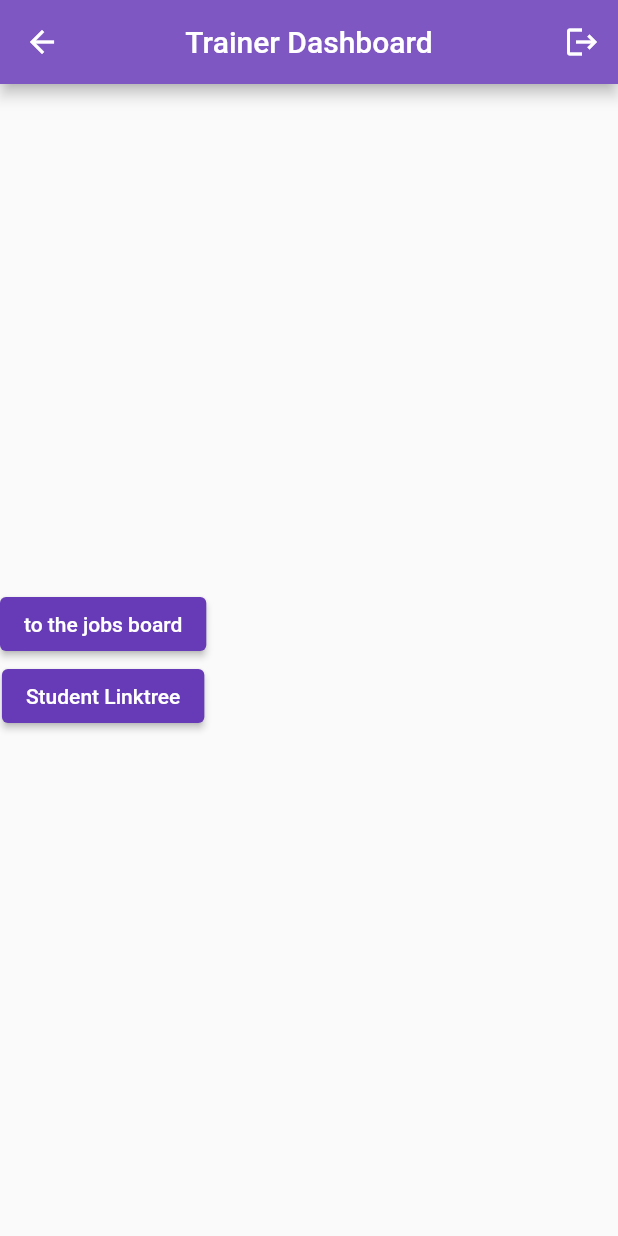
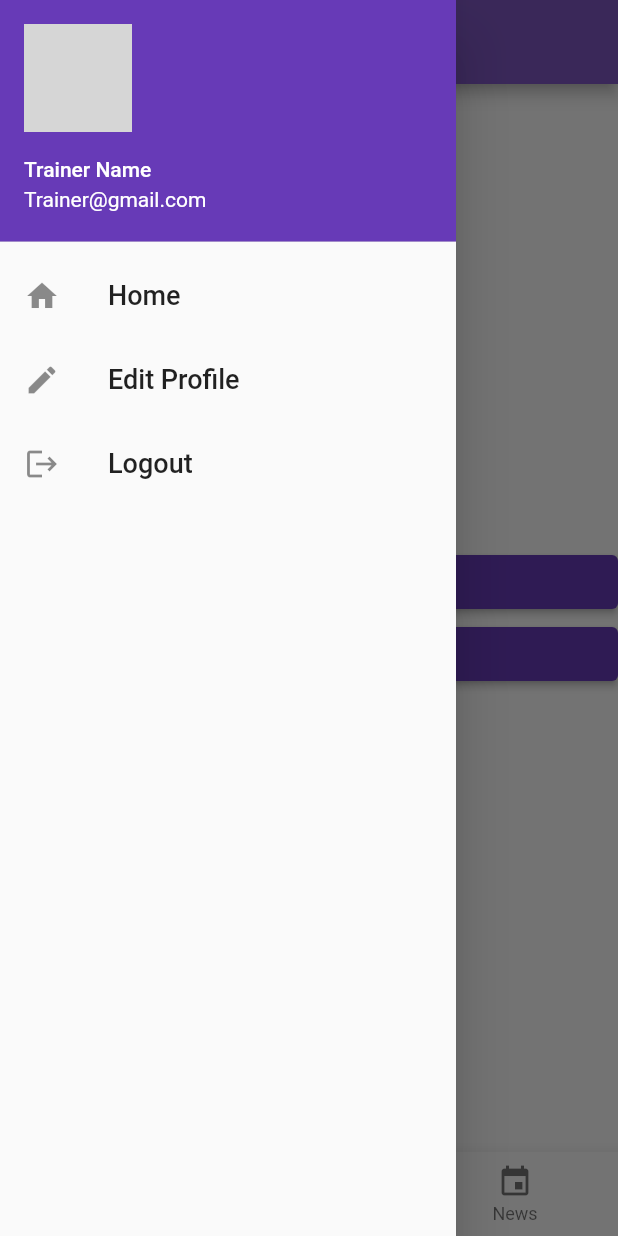
Before and after one commit to hooshyar/wecode_21_22_3_2, a Flutter app: the TrainersScreenView screen opened by its route, with the side drawer open (before the commit the screen has no drawer), on a phone screen of 412 x 824 dp. Run offline on Flutter 3.47's test engine with Material 2 defaults, Android fonts, the phone set to English and light mode, and no system bars; our stand-ins replace cloud_firestore, firebase_auth, firebase_core, firebase_storage, font_awesome_flutter, google_fonts and 1 more; accounts and stored records are empty; network calls fail; grey boxes are pictures that could not be loaded.

Commit message:
create Student dashboard screen

```diff
--- /dev/null
+++ b/lib/src/student_screen/student_dashboard_screen.dart
@@ -0,0 +1,130 @@
+import 'package:flutter/material.dart';
+import 'package:wecode_2021/src/jobs_screen/jobs_board_screen.dart';
+import 'package:wecode_2021/src/profile_screens/create_profile_screen.dart';
+import 'package:wecode_2021/src/student_screen/news_student_screen.dart';
+import 'package:wecode_2021/src/student_screen/student_linktree_view.dart';
+
+class StudentDashboardScreen extends StatefulWidget {
+  const StudentDashboardScreen({ Key? key }) : super(key: key);
+
+  @override
+  _StudentDashboardScreenState createState() => _StudentDashboardScreenState();
+}
+
+class _StudentDashboardScreenState extends State<StudentDashboardScreen> {
+  @override
+  Widget build(BuildContext context) {
+    return Scaffold(
+      appBar: AppBar(
+        title: Text('Student Dashboard'),
+        centerTitle: true,
+        backgroundColor: Colors.deepPurple[400],
+
+      ),
+
+      drawer: Drawer(
+        child:ListView(
+          children:[
+            UserAccountsDrawerHeader(
+              currentAccountPicture: new CircleAvatar(
+                backgroundImage: NetworkImage("https://images.unsplash.com/photo-1551847812-f815b31ae67c?ixlib=rb-1.2.1&ixid=MnwxMjA3fDB8MHxwaG90by1wYWdlfHx8fGVufDB8fHx8&auto=format&fit=crop&w=464&q=80"),
+              ),
+              accountName: Text("Student Name"),
+              accountEmail: Text("Student@gmail.com"),
+              decoration:BoxDecoration(
+                color: Colors.deepPurple,
+              ) ,
+              ),
+              ListTile(
+                title: Text("Home"),
+                leading: Icon(Icons.home),
+
+                onTap:(){} ,
+              ),
+              ListTile(
+                title: Text("Edit Profile"),
+                leading: Icon(Icons.edit),
+
+                onTap:(){
+                  Navigator.push(
+                  context,
+                  MaterialPageRoute(
+                    builder: (context) => CreateProfileScreen(),
+                  ),
+                );
+
+                } ,
+              ),
+              ListTile(
+                title: Text("Logout"),
+                leading: Icon(Icons.logout),
+
+                onTap:(){} ,
+              )
+          ]
+        ) ,
+      ),
+      body: Column(
+        mainAxisAlignment: MainAxisAlignment.center,
+        crossAxisAlignment: CrossAxisAlignment.stretch,
+
+        children: [
+          ElevatedButton(
+              onPressed: () {
+                Navigator.push(
+                  context,
+                  MaterialPageRoute(
+                    builder: (context) => job_screen(),
+                  ),
+                );
+              },
+              child: Text('to the jobs board'),
+
+              style: ElevatedButton.styleFrom(
+                primary: Colors.deepPurple,
+              ),
+              ),
+
+              ElevatedButton(
+              onPressed: () {
+                Navigator.push(
+                  context,
+                  MaterialPageRoute(
+                    builder: (context) => NewsStudentScreen(generalUser: null,),
+                  ),
+                );
+              },
+              child: Text('Student News'),
+
+              style: ElevatedButton.styleFrom(
+                primary: Colors.deepPurple,
+              ),
+              ),
+
+        ]
+    ),
+
+     bottomNavigationBar: BottomNavigationBar(
+
+        items: const <BottomNavigationBarItem>[
+          BottomNavigationBarItem(
+            icon: Icon(Icons.list),
+            label: 'List',
+            backgroundColor: Colors.red,
+          ),
+          BottomNavigationBarItem(
+            icon: Icon(Icons.favorite),
+            label: 'Fav',
+            backgroundColor: Colors.green,
+          ),
+
+          BottomNavigationBarItem(
+            icon: Icon(Icons.event),
+            label: 'News',
+            backgroundColor: Colors.green,
+          ),
+        ],
+      ),
+    );
+  }
+}
--- /dev/null
+++ b/lib/src/trainers_screen/trainers_dashboard_screen_view.dart
@@ -0,0 +1,142 @@
+import 'package:cloud_firestore/cloud_firestore.dart';
+import 'package:flutter/material.dart';
+import 'package:font_awesome_flutter/font_awesome_flutter.dart';
+import 'package:provider/provider.dart';
+import 'package:wecode_2021/src/data_models/general_user.dart';
+import 'package:wecode_2021/src/jobs_screen/jobs_board_screen.dart';
+import 'package:wecode_2021/src/profile_screens/create_profile_screen.dart';
+import 'package:wecode_2021/src/services/auth_service.dart';
+import 'package:wecode_2021/src/services/firestore_service.dart';
+import 'package:wecode_2021/src/student_screen/student_linktree_view.dart';
+import 'package:wecode_2021/src/student_screen/news_student_screen.dart';
+
+class TrainersScreenView extends StatefulWidget {
+  TrainersScreenView({Key? key}) : super(key: key);
+
+  @override
+  State<TrainersScreenView> createState() => _TrainersScreenViewState();
+}
+
+class _TrainersScreenViewState extends State<TrainersScreenView> {
+  @override
+
+
+  @override
+  Widget build(BuildContext context) {
+    return Scaffold(
+      appBar: AppBar(
+        title: Text('Trainer Dashboard'),
+        centerTitle: true,
+        backgroundColor: Colors.deepPurple[400],
+
+      ),
+
+      drawer: Drawer(
+        child:ListView(
+          children:[
+            UserAccountsDrawerHeader(
+              currentAccountPicture: new CircleAvatar(
+                backgroundImage: NetworkImage("https://images.unsplash.com/photo-1551847812-f815b31ae67c?ixlib=rb-1.2.1&ixid=MnwxMjA3fDB8MHxwaG90by1wYWdlfHx8fGVufDB8fHx8&auto=format&fit=crop&w=464&q=80"),
+              ),
+              accountName: Text("Trainer Name"),
+              accountEmail: Text("Trainer@gmail.com"),
+              decoration:BoxDecoration(
+                color: Colors.deepPurple,
+              ) ,
+              ),
+              ListTile(
+                title: Text("Home"),
+                leading: Icon(Icons.home),
+
+                onTap:(){} ,
+              ),
+              ListTile(
+                title: Text("Edit Profile"),
+                leading: Icon(Icons.edit),
+
+                onTap:(){
+                  Navigator.push(
+                  context,
+                  MaterialPageRoute(
+                    builder: (context) => CreateProfileScreen(),
+                  ),
+                );
+
+                } ,
+              ),
+              ListTile(
+                title: Text("Logout"),
+                leading: Icon(Icons.logout),
+
+                onTap:(){
+                     Provider.of<AuthService>(context, listen: false).logOut();
+                } ,
+              )
+          ]
+        ) ,
+      ),
+      body: Column(
+        mainAxisAlignment: MainAxisAlignment.center,
+        crossAxisAlignment: CrossAxisAlignment.stretch,
+
+        children: [
+          ElevatedButton(
+              onPressed: () {
+                Navigator.push(
+                  context,
+                  MaterialPageRoute(
+                    builder: (context) => job_screen(),
+                  ),
+                );
+              },
+              child: Text('to the jobs board'),
+
+              style: ElevatedButton.styleFrom(
+                primary: Colors.deepPurple,
+              ),
+              ),
+
+              ElevatedButton(
+              onPressed: () {
+                Navigator.push(
+                  context,
+                  MaterialPageRoute(
+                    builder: (context) => StudentLinktreeView(),
+                  ),
+                );
+              },
+              child: Text('Student Linktree'),
+
+              style: ElevatedButton.styleFrom(
+                primary: Colors.deepPurple,
+              ),
+              ),
+
+        ]
+    ),
+
+     bottomNavigationBar: BottomNavigationBar(
+
+        items: const <BottomNavigationBarItem>[
+          BottomNavigationBarItem(
+            icon: Icon(Icons.list),
+            label: 'List',
+            backgroundColor: Colors.red,
+          ),
+          BottomNavigationBarItem(
+            icon: Icon(Icons.favorite),
+            label: 'Fav',
+            backgroundColor: Colors.green,
+          ),
+
+          BottomNavigationBarItem(
+            icon: Icon(Icons.event),
+            label: 'News',
+            backgroundColor: Colors.green,
+          ),
+        ],
+      ),
+    );
+  }
+
+}
--- a/lib/src/trainers_screen/trainers_screen_view.dart
+++ /dev/null
@@ -1,80 +0,0 @@
-import 'package:cloud_firestore/cloud_firestore.dart';
-import 'package:flutter/material.dart';
-import 'package:font_awesome_flutter/font_awesome_flutter.dart';
-import 'package:provider/provider.dart';
-import 'package:wecode_2021/src/data_models/general_user.dart';
-import 'package:wecode_2021/src/jobs_screen/jobs_board_screen.dart';
-import 'package:wecode_2021/src/services/auth_service.dart';
-import 'package:wecode_2021/src/services/firestore_service.dart';
-import 'package:wecode_2021/src/student_screen/student_linktree_view.dart';
-import 'package:wecode_2021/src/student_screen/student_screen_view.dart';
-
-class TrainersScreenView extends StatefulWidget {
-  TrainersScreenView({Key? key}) : super(key: key);
-
-  @override
-  State<TrainersScreenView> createState() => _TrainersScreenViewState();
-}
-
-class _TrainersScreenViewState extends State<TrainersScreenView> {
-  @override
-
-
-  @override
-  Widget build(BuildContext context) {
-    return Scaffold(
-      appBar: AppBar(
-        title: Text('Trainer Dashboard'),
-        centerTitle: true,
-        backgroundColor: Colors.deepPurple[400],
-
-        actions: [
-        IconButton(
-            onPressed: () {
-              Provider.of<AuthService>(context, listen: false).logOut();
-            },
-            icon: Icon(Icons.logout)
-            ),
-      ]),
-      body: Column(
-        mainAxisAlignment: MainAxisAlignment.center,
-        crossAxisAlignment: CrossAxisAlignment.center,
-        children: [
-          ElevatedButton(
-              onPressed: () {
-                Navigator.push(
-                  context,
-                  MaterialPageRoute(
-                    builder: (context) => job_screen(),
-                  ),
-                );
-              },
-              child: Text('to the jobs board'),
-
-              style: ElevatedButton.styleFrom(
-                primary: Colors.deepPurple,
-              ),
-              ),
-
-              ElevatedButton(
-              onPressed: () {
-                Navigator.push(
-                  context,
-                  MaterialPageRoute(
-                    builder: (context) => StudentLinktreeView(),
-                  ),
-                );
-              },
-              child: Text('Student Linktree'),
-
-              style: ElevatedButton.styleFrom(
-                primary: Colors.deepPurple,
-              ),
-              ),
-
-        ]
-    ),
-    );
-  }
-
-}
```
Also changed, not shown: lib/src/app.dart (+4 -3 lines), lib/src/student_screen/news_student_screen.dart (renamed from lib/src/student_screen/student_screen_view.dart, +8 -13 lines), lib/src/student_screen/student_linktree_view.dart (+5 -19 lines), lib/src/widgets/auth_handler.dart (+6 -4 lines).
